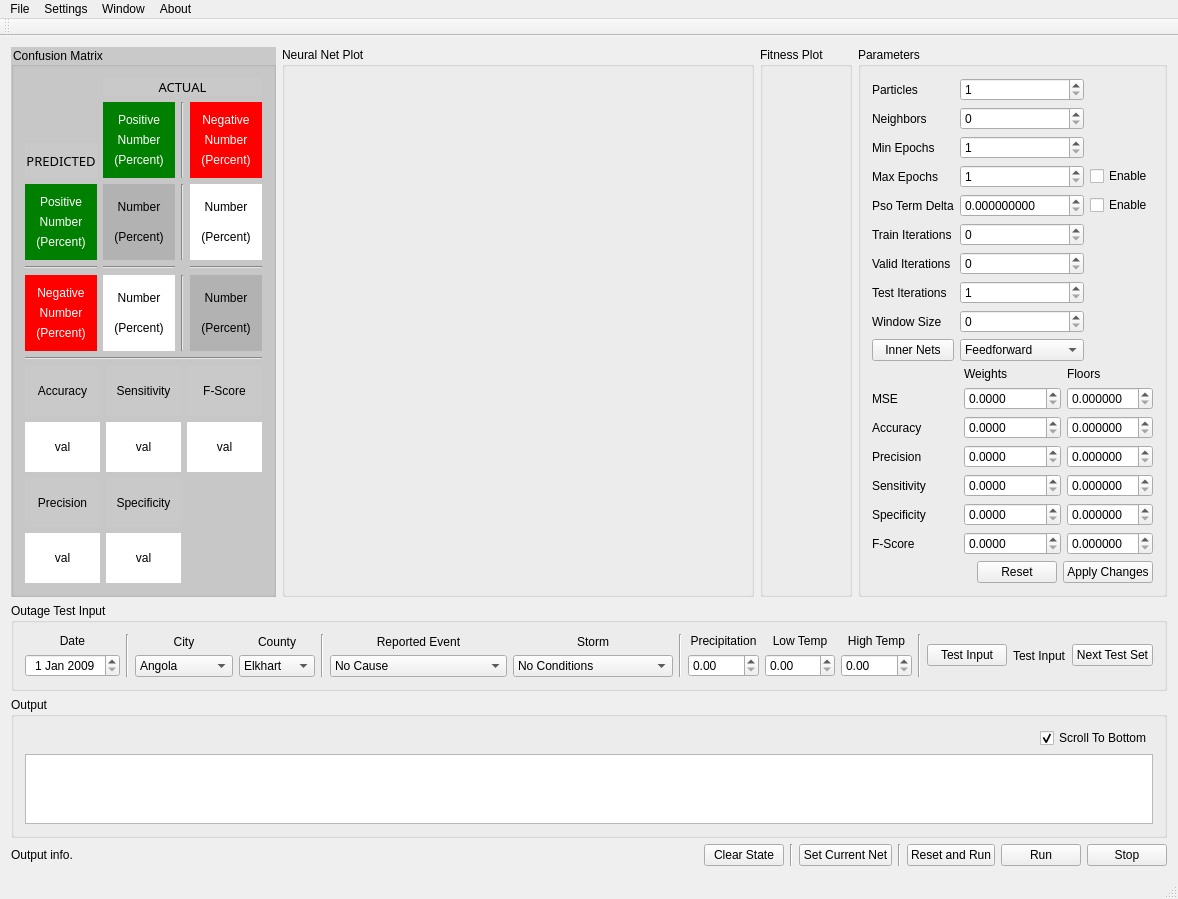
First picture: the form in frontend/mainwindow.ui, repository wboler05/pso_neural_net, before the edit.
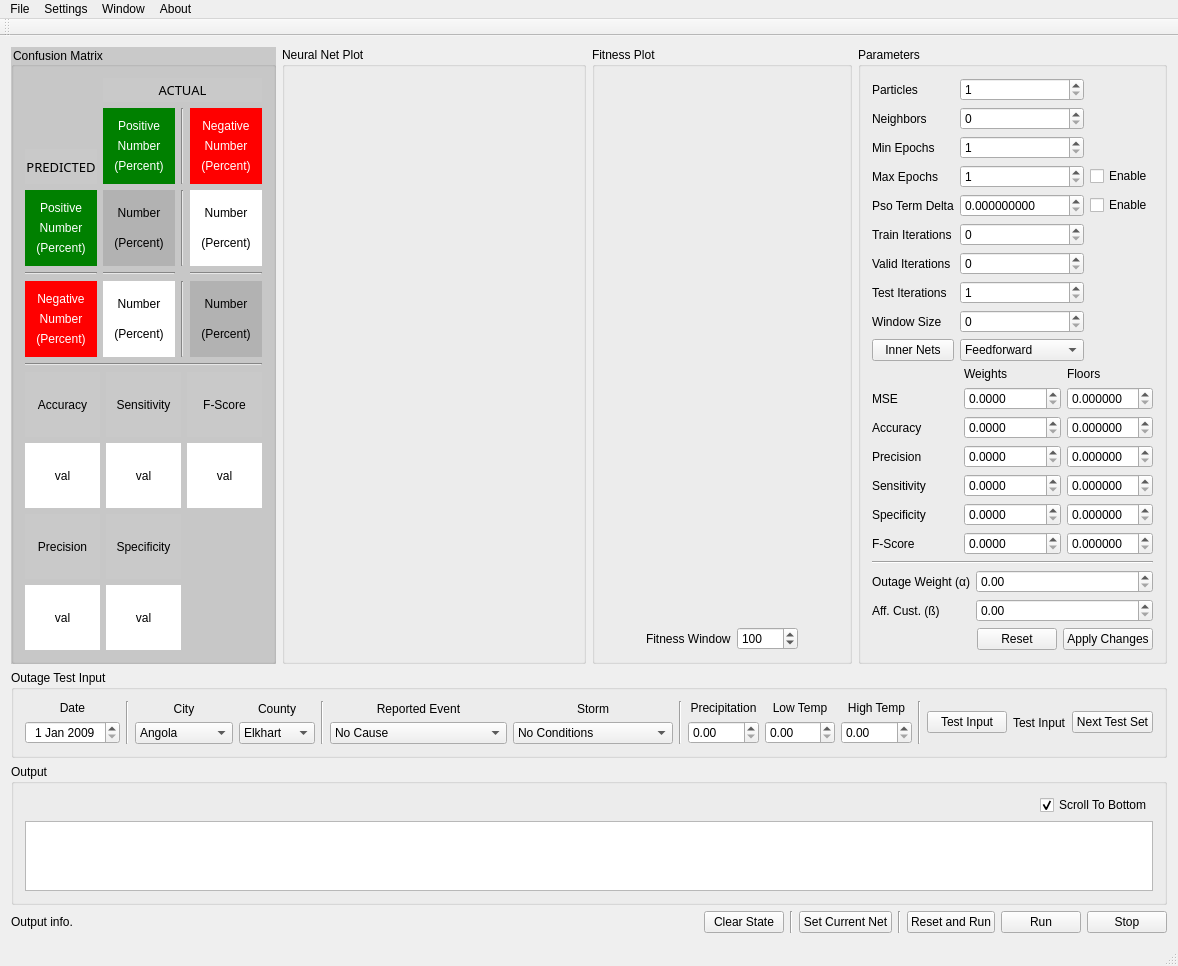
Second picture: the form after the edit. Custom widgets are drawn as their Qt base class.

Commit message: Bug fixes for States.  Made Fit Plot Window size dynamic.  Added ability to change alpha/beta for fitness function of training fitness.

```diff
--- a/frontend/mainwindow.ui
+++ b/frontend/mainwindow.ui
@@ -16,7 +16,7 @@
   <widget class="QWidget" name="centralWidget">
    <layout class="QVBoxLayout" name="verticalLayout_21">
     <item>
-     <layout class="QHBoxLayout" name="horizontalLayout_5" stretch="5,10,0,2">
+     <layout class="QHBoxLayout" name="horizontalLayout_5" stretch="5,10,0,0">
       <item>
        <widget class="QGroupBox" name="groupBox_2">
         <property name="styleSheet">
@@ -583,9 +583,58 @@
         <property name="title">
          <string>Fitness Plot</string>
         </property>
-        <layout class="QVBoxLayout" name="verticalLayout_8">
+        <layout class="QVBoxLayout" name="verticalLayout_22" stretch="10,1">
          <item>
-          <widget class="FitnessPlotter" name="fitnessPlot" native="true"/>
+          <widget class="FitnessPlotter" name="fitnessPlot" native="true">
+           <zorder>param_gb</zorder>
+          </widget>
+         </item>
+         <item>
+          <layout class="QHBoxLayout" name="horizontalLayout_8">
+           <item>
+            <spacer name="horizontalSpacer_3">
+             <property name="orientation">
+              <enum>Qt::Horizontal</enum>
+             </property>
+             <property name="sizeHint" stdset="0">
+              <size>
+               <width>40</width>
+               <height>20</height>
+              </size>
+             </property>
+            </spacer>
+           </item>
+           <item>
+            <widget class="QLabel" name="label_36">
+             <property name="text">
+              <string>Fitness Window</string>
+             </property>
+            </widget>
+           </item>
+           <item>
+            <widget class="QSpinBox" name="fitnessPlotWindow_sb">
+             <property name="maximum">
+              <number>10000</number>
+             </property>
+             <property name="value">
+              <number>100</number>
+             </property>
+            </widget>
+           </item>
+           <item>
+            <spacer name="horizontalSpacer_5">
+             <property name="orientation">
+              <enum>Qt::Horizontal</enum>
+             </property>
+             <property name="sizeHint" stdset="0">
+              <size>
+               <width>40</width>
+               <height>20</height>
+              </size>
+             </property>
+            </spacer>
+           </item>
+          </layout>
          </item>
         </layout>
        </widget>
@@ -998,6 +1047,37 @@
            </item>
           </layout>
          </item>
+         <item>
+          <widget class="Line" name="line_14">
+           <property name="orientation">
+            <enum>Qt::Horizontal</enum>
+           </property>
+          </widget>
+         </item>
+         <item>
+          <layout class="QFormLayout" name="formLayout">
+           <item row="0" column="0">
+            <widget class="QLabel" name="label_37">
+             <property name="text">
+              <string>Outage Weight (α)</string>
+             </property>
+            </widget>
+           </item>
+           <item row="0" column="1">
+            <widget class="QDoubleSpinBox" name="alpha_dsb"/>
+           </item>
+           <item row="1" column="0">
+            <widget class="QLabel" name="label_38">
+             <property name="text">
+              <string>Aff. Cust. (ß)</string>
+             </property>
+            </widget>
+           </item>
+           <item row="1" column="1">
+            <widget class="QDoubleSpinBox" name="beta_dsb"/>
+           </item>
+          </layout>
+         </item>
          <item>
           <spacer name="verticalSpacer">
            <property name="orientation">
```
The commit also changes 6 other files.
